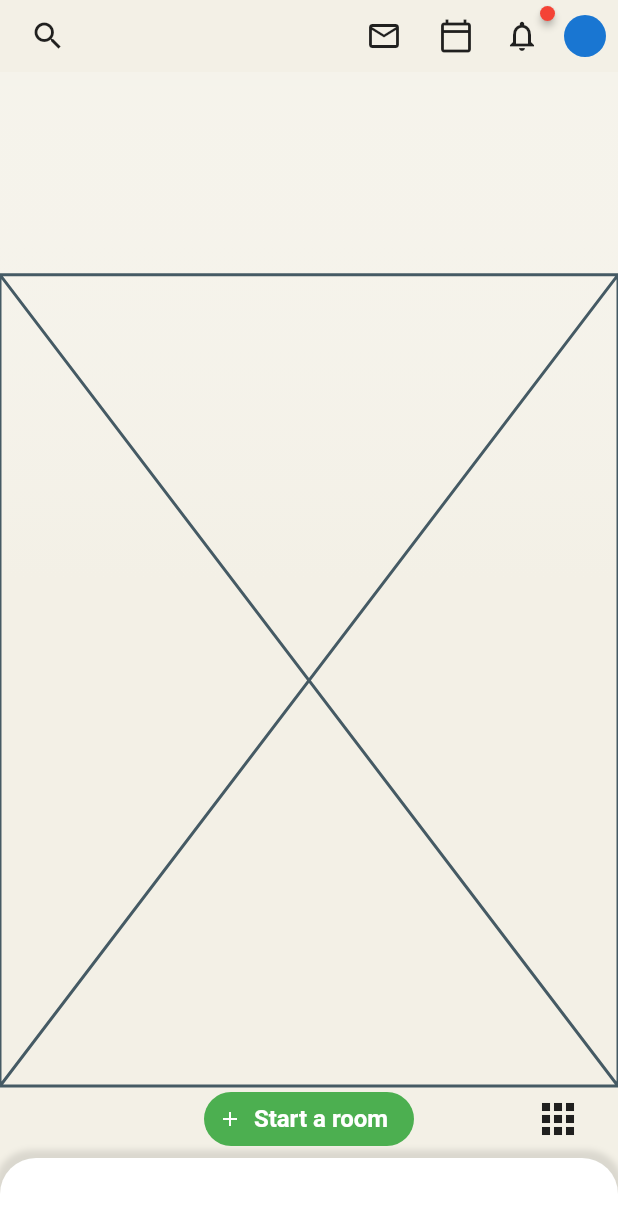
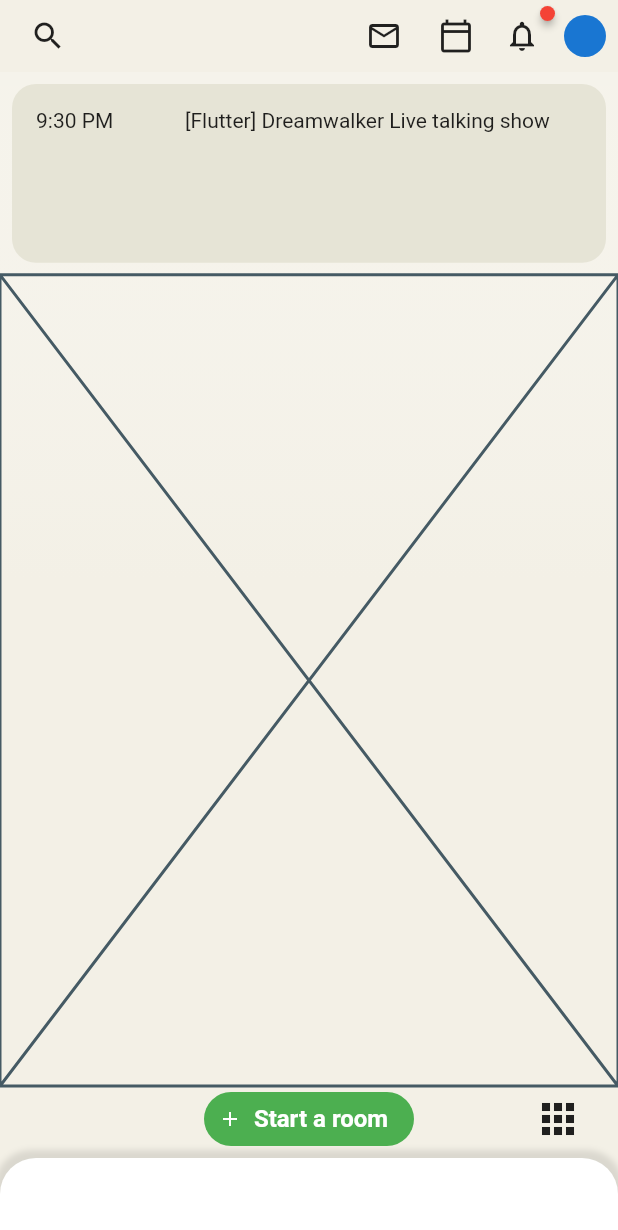
Before and after one commit to JAICHANGPARK/flutter_notebook_11th_story, a Flutter app: the screen it shows after launch, on a phone screen of 412 x 824 dp. Shown: the top 1230 px of the screen. Run offline on Flutter 3.47's test engine with Material 2 defaults, Android fonts, the phone set to English and light mode, and no system bars; drawn by our look-alikes of badges; our stand-ins replace backdrop.

Commit message:
Update clubhouse_home_page.dart

```diff
--- a/lib/ep701_clubhouse/ui/clubhouse_home_page.dart
+++ b/lib/ep701_clubhouse/ui/clubhouse_home_page.dart
@@ -60,8 +60,22 @@ class _ClubhouseHomePageState extends State<ClubhouseHomePage> {
                   Expanded(
                       flex: 2,
                       child: Container(
+                        margin: EdgeInsets.all(8),
+                        decoration: BoxDecoration(
+                            color: Color(0xffe6e4d6) // 230 228 214  e6 e4 d6,
+                            ,
+                            borderRadius: BorderRadius.circular(16)),
+                        padding: EdgeInsets.all(16),
                         child: Column(
-                          children: [],
+                          children: [
+                            Row(
+                              children: [
+                                Expanded(flex: 3, child: Text("9:30 PM")),
+                                Expanded(flex: 8, child: Text("[Flutter] Dreamwalker Live talking show",
+                                overflow: TextOverflow.ellipsis,))
+                              ],
+                            )
+                          ],
                         ),
                       )),
                   Expanded(flex: 8, child: Placeholder())
```
